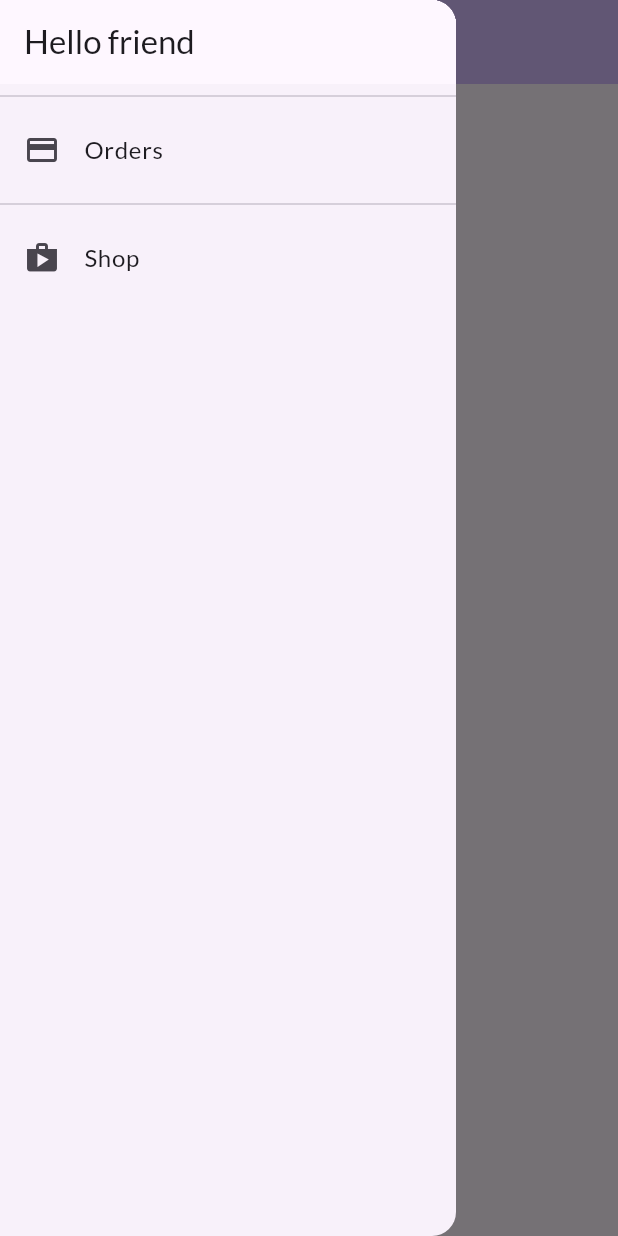
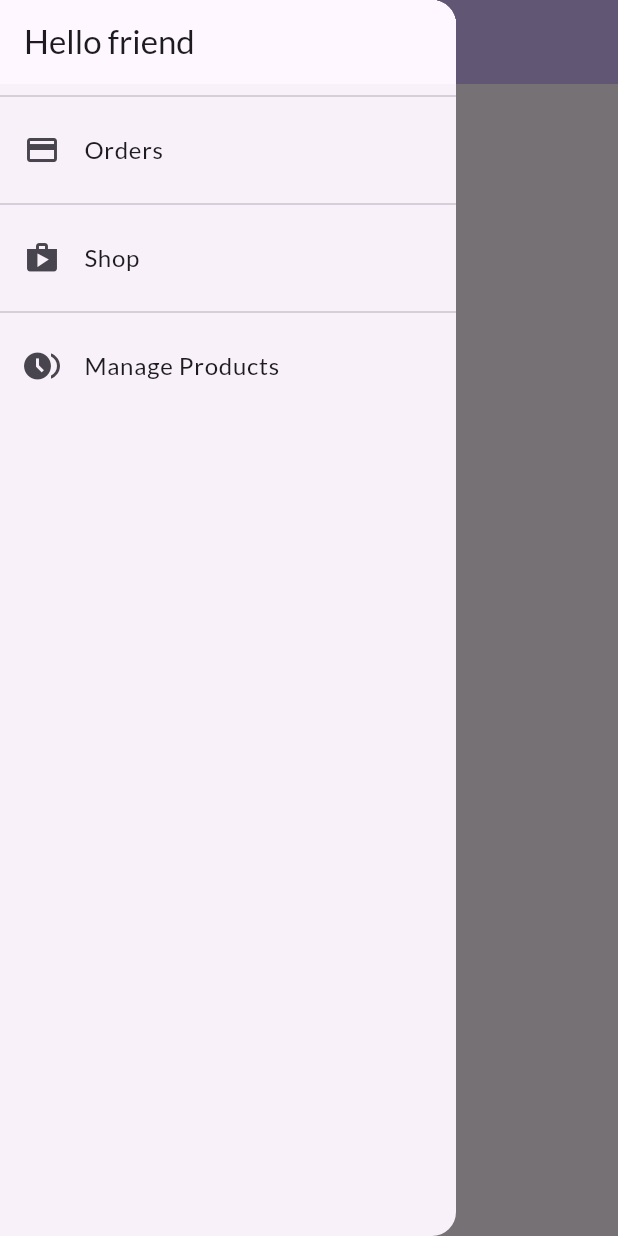
Before and after one commit to Reghay-repo/shop_app_flutter, a Flutter app: the OrdersScreen screen opened by its route, with the side drawer open, on a phone screen of 412 x 824 dp. Run offline on Flutter 3.47's test engine with Material 2 defaults, Android fonts, the phone set to English and light mode, and no system bars; network calls fail.

Commit message:
add user product page

```diff
--- a/lib/main.dart
+++ b/lib/main.dart
@@ -3,6 +3,7 @@ import 'package:shop_app/providers/cart.dart';
 import 'package:shop_app/providers/orders.dart';
 import 'package:shop_app/screens/cart_screen.dart';
 import 'package:shop_app/screens/orders_screen.dart';
+import 'package:shop_app/screens/user_products_screen.dart';
 
 import './screens//products_overview_screen.dart';
 import './screens//product_details_screen.dart';
@@ -44,6 +45,7 @@ class MyApp extends StatelessWidget {
           ),
           home: const ProductsOverviewScreen(),
           routes: {
+            UserProductsScreen.namedRoute: (ctx) => const UserProductsScreen(),
             ProductDetailsScreen.routeName: (ctx) =>
                 const ProductDetailsScreen(),
             CartScreen.routeName: (ctx) => const CartScreen(),
--- a/lib/providers/products.dart
+++ b/lib/providers/products.dart
@@ -51,6 +51,55 @@ class Products with ChangeNotifier {
       imageUrl:
           'https://images.pexels.com/photos/5906795/pexels-photo-5906795.jpeg?auto=compress&cs=tinysrgb&w=1260&h=750&dpr=1',
     ),
+    Product(
+      id: 'p7',
+      title: 'channel bag',
+      description: 'Ferragamo BOXYZ bag',
+      price: 700.99,
+      imageUrl:
+          'https://images.unsplash.com/photo-1584917865442-de89df76afd3?ixlib=rb-4.0.3&ixid=M3wxMjA3fDB8MHxwaG90by1wYWdlfHx8fGVufDB8fHx8fA%3D%3D&auto=format&fit=crop&w=1035&q=80',
+    ),
+    Product(
+      id: 'p8',
+      title: 'Necklace',
+      description: 'FOLLOW MY WORK ON INSTAGRAM @iamthecho',
+      price: 700.99,
+      imageUrl:
+          'https://images.unsplash.com/photo-1590548784585-643d2b9f2925?ixlib=rb-4.0.3&ixid=M3wxMjA3fDB8MHxwaG90by1wYWdlfHx8fGVufDB8fHx8fA%3D%3D&auto=format&fit=crop&w=1064&q=80',
+    ),
+    Product(
+      id: 'p9',
+      title: 'dining table',
+      description: 'table for  4 people',
+      price: 70.99,
+      imageUrl:
+          'https://plus.unsplash.com/premium_photo-1661544747091-b629d1606c67?ixlib=rb-4.0.3&ixid=M3wxMjA3fDB8MHxwaG90by1wYWdlfHx8fGVufDB8fHx8fA%3D%3D&auto=format&fit=crop&w=987&q=80',
+    ),
+    Product(
+      id: 'p10',
+      title: 'champoo',
+      description:
+          'Baby Care Products | Newborn & Toddler Products Online | Johnson',
+      price: 15.99,
+      imageUrl:
+          'https://www.johnsonsbaby.in/sites/jbaby_in/files/styles/medium/public/product-images/johnsons_blossom_baby_powder_200g.png',
+    ),
+    Product(
+      id: 'p11',
+      title: 'Canon camera',
+      description: 'Products | Canon Australia',
+      price: 15.99,
+      imageUrl:
+          'https://encrypted-tbn0.gstatic.com/images?q=tbn:ANd9GcTwKXrExPBPZJsGMVp3X_TMALZwC41G-qZvcQ&usqp=CAU',
+    ),
+    Product(
+      id: 'p12',
+      title: 'Apple VR headset',
+      description: 'WWDC 2023: Apple launches Vision Pro & more new products',
+      price: 15.99,
+      imageUrl:
+          'https://www.techrepublic.com/wp-content/uploads/2023/06/Apple-Vison-Pro-WWDC-2023.jpg',
+    ),
   ];
 
   // var _showFavoritesOnly = false;
--- a/lib/widgets/app_drawer.dart
+++ b/lib/widgets/app_drawer.dart
@@ -30,6 +30,14 @@ class AppDrawer extends StatelessWidget {
               Navigator.of(context).pushReplacementNamed('/');
             },
           ),
+          Divider(),
+          ListTile(
+            leading: Icon(Icons.browse_gallery),
+            title: Text('Manage Products'),
+            onTap: () {
+              Navigator.of(context).pushReplacementNamed('/manage-products');
+            },
+          ),
         ],
       ),
     );
```
Also changed, not shown: lib/screens/user_products_screen.dart (added, +32 -0 lines), lib/widgets/user_product_item.dart (added, +40 -0 lines).
